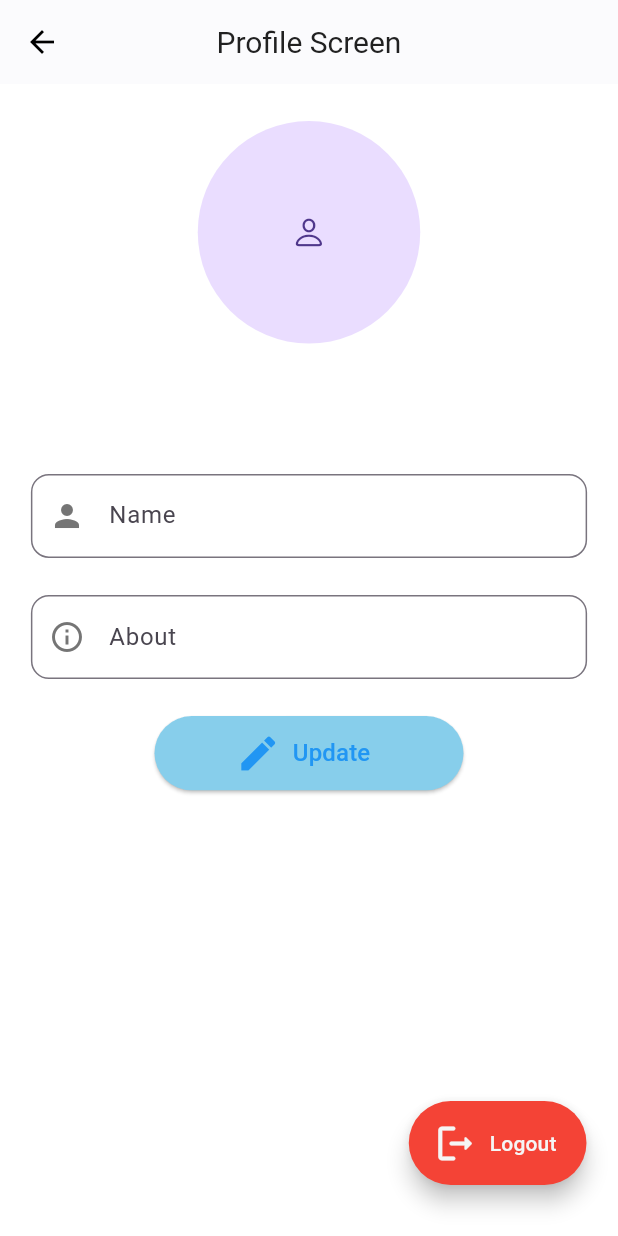
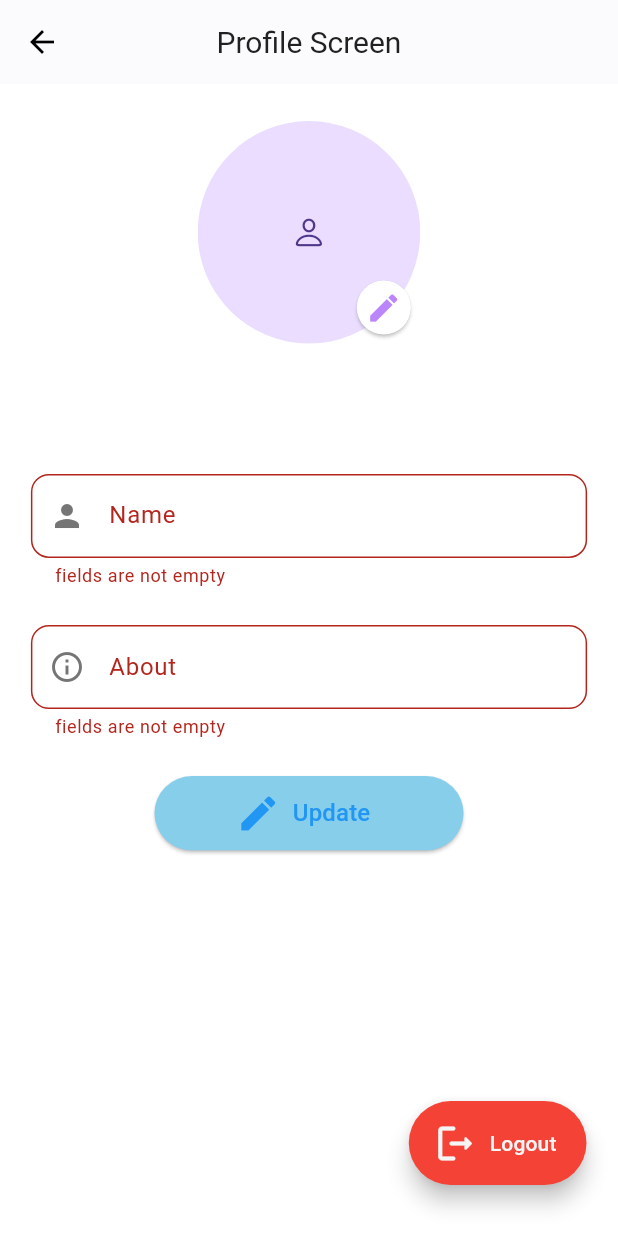
Before and after one commit to ediotic/Guppe-Shappe, a Flutter app: the ProfileScreen screen opened directly with empty values, after a tap on "Update", on a phone screen of 412 x 824 dp. Run offline on Flutter 3.47's test engine with Material 3 defaults, Android fonts, the phone set to English and light mode, and no system bars; our stand-ins replace cloud_firestore, firebase_auth, firebase_core, google_sign_in; accounts and stored records are empty.

Commit message:
many things add in profile screen and logics also and in home screen

```diff
--- a/lib/models/chat_user_model.dart
+++ b/lib/models/chat_user_model.dart
@@ -11,15 +11,15 @@
     required this.pushToken,
   });
 
-  late final String image;
-  late final String about;
-  late final String name;
-  late final String createdAt;
-  late final String id;
-  late final String lastActive;
-  late final bool isOnline;
-  late final String email;
-  late final String pushToken;
+  late  String image;
+  late  String about;
+  late  String name;
+  late  String createdAt;
+  late  String id;
+  late  String lastActive;
+  late  bool isOnline;
+  late  String email;
+  late  String pushToken;
 
   ChatUser.fromJson(Map<String, dynamic> json) {
     image = json['image'] ?? "";
@@ -34,7 +34,7 @@
   }
 
   Map<String, dynamic> toJson() {
-    final data = <String, dynamic>{};
+   final  data = <String, dynamic>{};
     data['image'] = image;
     data['about'] = about;
     data['name'] = name;
--- a/lib/screens/proflie/profile_screen.dart
+++ b/lib/screens/proflie/profile_screen.dart
@@ -1,13 +1,15 @@
-// ignore_for_file: prefer_const_constructors
-import 'package:firebase_auth/firebase_auth.dart';
+// ignore_for_file: prefer_const_constructors, use_build_context_synchronously, unused_field
 import 'package:flutter/cupertino.dart';
 import 'package:flutter/material.dart';
 import 'package:google_sign_in/google_sign_in.dart';
 
+import '../../api/api.dart';
+import '../../helper/dialogs.dart';
 import '../../main.dart';
 import '../../models/chat_user_model.dart';
 import '../../utils/app_colors.dart';
 import '../../utils/app_strings.dart';
+import '../auth/login_screen.dart';
 
 class ProfileScreen extends StatefulWidget {
   final ChatUser user;
@@ -18,11 +20,16 @@
 }
 
 class _ProfileScreenState extends State<ProfileScreen> {
+  final _formKey = GlobalKey<FormState>();
+
   @override
   Widget build(BuildContext context) {
     debugPrint('Image URL: ${widget.user.image}');
     debugPrint('Image URLlllslslslsllslslslslslslslsllsls:');
-    return Scaffold(
+
+    return GestureDetector(
+      onTap: FocusScope.of(context).unfocus,
+      child: Scaffold(
           backgroundColor: AppColors.appWhiteColor,
 
           /// app bar
@@ -37,17 +44,30 @@
 
           /// floating action button
           floatingActionButton: Padding(
-          padding: EdgeInsets.only(bottom: 18, right:5),
+            padding: EdgeInsets.only(bottom: 18, right: 5),
             child: FloatingActionButton.extended(
               shape: RoundedRectangleBorder(
                 borderRadius: BorderRadius.circular(100),
               ),
               backgroundColor: AppColors.red,
               onPressed: () async {
+                Dialogs.showProgressIndigator(context);
+
                 //// signout
 
-              await FirebaseAuth.instance.signOut();
-              await GoogleSignIn().signOut();
+                await APIs.auth.signOut().then((value) async {
+                  await GoogleSignIn().signOut().then((value) {
+                    /// for hiding progress indigator
+                    Navigator.pop(context);
+
+                    /// for moving to home screen
+                    Navigator.pop(context);
+
+                    /// replacing homescreen to login screen
+                    Navigator.pushReplacement(context,
+                        MaterialPageRoute(builder: (_) => LoginScreen()));
+                  });
+                });
               },
               icon: Icon(Icons.logout_rounded,
                   size: 30, color: AppColors.greyLight),
@@ -57,7 +77,9 @@
               ),
             ),
           ),
-        body: Padding(
+          body: Form(
+            key: _formKey,
+            child: Padding(
               padding: EdgeInsets.symmetric(horizontal: mq.width * .05),
               child: SingleChildScrollView(
                 child: Column(
@@ -80,9 +102,30 @@
                     //        ),
                     // ),
 
+                    Stack(
+                      children: [
+                        /// profile picture
                         CircleAvatar(
                           radius: mq.width * .18,
                           child: Icon(CupertinoIcons.person),
+                        ),
+
+                        /// edit button
+                        Positioned(
+                          bottom: 0,
+                          left: 80,
+                          child: MaterialButton(
+                            elevation: 1,
+                            shape: CircleBorder(),
+                            color: AppColors.appWhiteColor,
+                            onPressed: () {},
+                            child: Icon(
+                              Icons.edit,
+                              color: AppColors.primaryLightColor,
+                            ),
+                          ),
+                        )
+                      ],
                     ),
 
                     SizedBox(
@@ -99,8 +142,13 @@
                       height: mq.height * .05,
                     ),
 
+                    /// name textField
                     TextFormField(
                       initialValue: widget.user.name,
+                      onSaved: (val) => APIs.me.name = val ?? '',
+                      validator: (val) => val != null && val.isNotEmpty
+                          ? null
+                          : "fields are not empty",
                       decoration: InputDecoration(
                           prefixIcon: Icon(
                             Icons.person,
@@ -114,8 +162,14 @@
                     SizedBox(
                       height: mq.height * .03,
                     ),
+
+                    /// about textField
                     TextFormField(
                       initialValue: widget.user.about,
+                      onSaved: (val) => APIs.me.about = val ?? '',
+                      validator: (val) => val != null && val.isNotEmpty
+                          ? null
+                          : "fields are not empty",
                       decoration: InputDecoration(
                         prefixIcon: Icon(
                           Icons.info_outline,
@@ -124,7 +178,8 @@
                         hintText: 'eg. feeling happy',
                         label: Text(AppStrings.about),
                         border: OutlineInputBorder(
-                          borderRadius: BorderRadius.circular(12.0))),
+                            borderRadius: BorderRadius.circular(12.0)),
+                      ),
                     ),
                     SizedBox(
                       height: mq.height * .03,
@@ -133,14 +188,30 @@
                       style: ElevatedButton.styleFrom(
                         backgroundColor: AppColors.skyBlue,
                         minimumSize: Size(mq.width * .5, mq.height * .06),
-
                       ),
-                  onPressed: (){},
-                icon: Icon(Icons.edit , size: 30, color: AppColors.blue,),
-                 label: Text(AppStrings.update , style: TextStyle(color: AppColors.blue , fontSize:16),),)
+                      onPressed: () {
+                        if(_formKey.currentState!.validate()){
+                          _formKey.currentState!.save();
+                          APIs.updatingUserInfo().then((value){
+                            Dialogs.showSnackBar(context, "Profile updated successfully");
+                          });
+                        }
+                      },
+                      icon: Icon(
+                        Icons.edit,
+                        size: 30,
+                        color: AppColors.blue,
+                      ),
+                      label: Text(
+                        AppStrings.update,
+                        style: TextStyle(color: AppColors.blue, fontSize: 16),
+                      ),
+                    )
                   ],
                 ),
               ),
-        ));
+            ),
+          )),
+    );
   }
 }
--- a/lib/widgets/chat_user_card.dart
+++ b/lib/widgets/chat_user_card.dart
@@ -1,6 +1,4 @@
 // ignore_for_file: prefer_const_constructors
-
-import 'package:cached_network_image/cached_network_image.dart';
 import 'package:flutter/cupertino.dart';
 import 'package:flutter/material.dart';
 
```
Also changed, not shown: lib/api/api.dart (+35 -1 lines), lib/screens/home/home_screen.dart (+64 -14 lines). Lines whose indentation alone changed are shown as unchanged.
